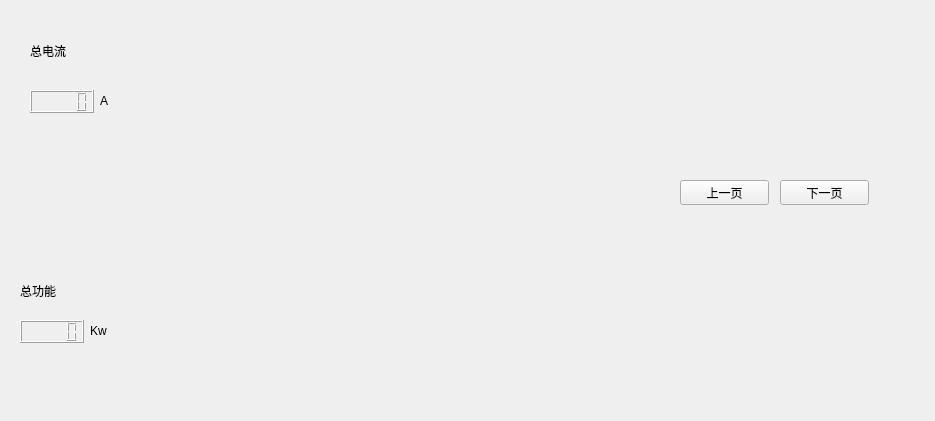
First picture: the form in BusBar-Qt/home/homewid.ui, repository luozhiyong131/BusBar, before the edit.
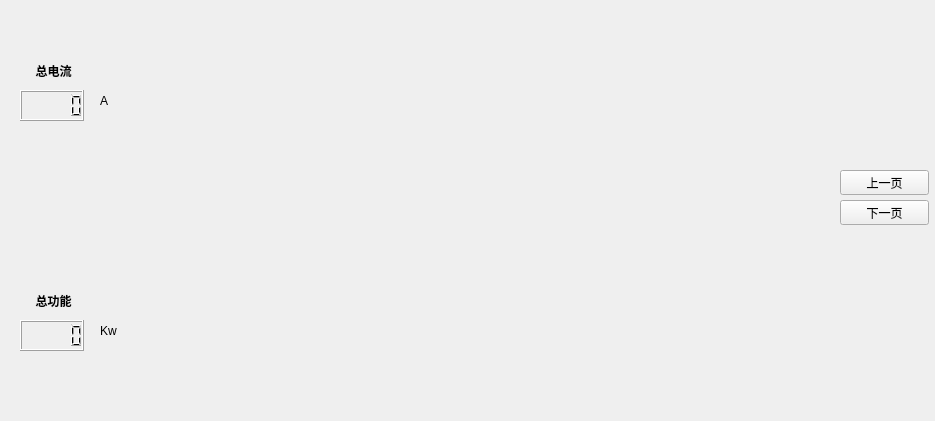
Second picture: the form after the edit. Icons and pictures are not drawn.

Patch:
```diff
--- a/BusBar-Qt/home/homewid.ui
+++ b/BusBar-Qt/home/homewid.ui
@@ -16,10 +16,10 @@
   <widget class="QWidget" name="widget_1" native="true">
    <property name="geometry">
     <rect>
-     <x>150</x>
-     <y>50</y>
-     <width>51</width>
-     <height>60</height>
+     <x>210</x>
+     <y>20</y>
+     <width>85</width>
+     <height>85</height>
     </rect>
    </property>
    <property name="styleSheet">
@@ -29,10 +29,10 @@
   <widget class="QWidget" name="widget_2" native="true">
    <property name="geometry">
     <rect>
-     <x>150</x>
-     <y>280</y>
-     <width>51</width>
-     <height>60</height>
+     <x>210</x>
+     <y>300</y>
+     <width>85</width>
+     <height>85</height>
     </rect>
    </property>
    <property name="styleSheet">
@@ -42,10 +42,10 @@
   <widget class="QWidget" name="widget_3" native="true">
    <property name="geometry">
     <rect>
-     <x>290</x>
-     <y>50</y>
-     <width>51</width>
-     <height>60</height>
+     <x>350</x>
+     <y>20</y>
+     <width>85</width>
+     <height>85</height>
     </rect>
    </property>
    <property name="styleSheet">
@@ -55,10 +55,10 @@
   <widget class="QWidget" name="widget_4" native="true">
    <property name="geometry">
     <rect>
-     <x>290</x>
-     <y>280</y>
-     <width>51</width>
-     <height>60</height>
+     <x>350</x>
+     <y>300</y>
+     <width>85</width>
+     <height>85</height>
     </rect>
    </property>
    <property name="styleSheet">
@@ -68,10 +68,10 @@
   <widget class="QWidget" name="widget_5" native="true">
    <property name="geometry">
     <rect>
-     <x>420</x>
-     <y>50</y>
-     <width>51</width>
-     <height>60</height>
+     <x>510</x>
+     <y>20</y>
+     <width>85</width>
+     <height>85</height>
     </rect>
    </property>
    <property name="styleSheet">
@@ -81,10 +81,10 @@
   <widget class="QWidget" name="widget_6" native="true">
    <property name="geometry">
     <rect>
-     <x>430</x>
-     <y>280</y>
-     <width>51</width>
-     <height>60</height>
+     <x>510</x>
+     <y>300</y>
+     <width>85</width>
+     <height>85</height>
     </rect>
    </property>
    <property name="styleSheet">
@@ -94,10 +94,10 @@
   <widget class="QWidget" name="widget_7" native="true">
    <property name="geometry">
     <rect>
-     <x>580</x>
-     <y>50</y>
-     <width>51</width>
-     <height>60</height>
+     <x>670</x>
+     <y>20</y>
+     <width>85</width>
+     <height>85</height>
     </rect>
    </property>
    <property name="styleSheet">
@@ -107,10 +107,10 @@
   <widget class="QWidget" name="widget_8" native="true">
    <property name="geometry">
     <rect>
-     <x>590</x>
-     <y>280</y>
-     <width>51</width>
-     <height>60</height>
+     <x>670</x>
+     <y>300</y>
+     <width>85</width>
+     <height>85</height>
     </rect>
    </property>
    <property name="styleSheet">
@@ -120,10 +120,10 @@
   <widget class="QWidget" name="widget_9" native="true">
    <property name="geometry">
     <rect>
-     <x>740</x>
-     <y>50</y>
-     <width>51</width>
-     <height>60</height>
+     <x>820</x>
+     <y>20</y>
+     <width>85</width>
+     <height>85</height>
     </rect>
    </property>
    <property name="styleSheet">
@@ -133,10 +133,10 @@
   <widget class="QWidget" name="widget_10" native="true">
    <property name="geometry">
     <rect>
-     <x>760</x>
-     <y>280</y>
-     <width>51</width>
-     <height>60</height>
+     <x>820</x>
+     <y>300</y>
+     <width>85</width>
+     <height>85</height>
     </rect>
    </property>
    <property name="styleSheet">
@@ -146,8 +146,8 @@
   <widget class="QPushButton" name="downBtn">
    <property name="geometry">
     <rect>
-     <x>780</x>
-     <y>180</y>
+     <x>840</x>
+     <y>200</y>
      <width>89</width>
      <height>25</height>
     </rect>
@@ -159,8 +159,8 @@
   <widget class="QPushButton" name="upBtn">
    <property name="geometry">
     <rect>
-     <x>680</x>
-     <y>180</y>
+     <x>840</x>
+     <y>170</y>
      <width>89</width>
      <height>25</height>
     </rect>
@@ -172,38 +172,63 @@
   <widget class="QLabel" name="label">
    <property name="geometry">
     <rect>
-     <x>30</x>
-     <y>40</y>
+     <x>20</x>
+     <y>60</y>
      <width>67</width>
      <height>21</height>
     </rect>
    </property>
+   <property name="font">
+    <font>
+     <weight>75</weight>
+     <bold>true</bold>
+    </font>
+   </property>
    <property name="text">
     <string>总电流</string>
    </property>
+   <property name="alignment">
+    <set>Qt::AlignCenter</set>
+   </property>
   </widget>
   <widget class="QLabel" name="label_2">
    <property name="geometry">
     <rect>
      <x>20</x>
-     <y>280</y>
+     <y>290</y>
      <width>67</width>
      <height>21</height>
     </rect>
    </property>
+   <property name="font">
+    <font>
+     <weight>75</weight>
+     <bold>true</bold>
+    </font>
+   </property>
    <property name="text">
     <string>总功能</string>
    </property>
+   <property name="alignment">
+    <set>Qt::AlignCenter</set>
+   </property>
   </widget>
   <widget class="QLCDNumber" name="curLcd">
    <property name="geometry">
     <rect>
-     <x>30</x>
+     <x>20</x>
      <y>90</y>
      <width>64</width>
-     <height>23</height>
+     <height>31</height>
     </rect>
    </property>
+   <property name="font">
+    <font>
+     <pointsize>12</pointsize>
+     <weight>75</weight>
+     <bold>true</bold>
+    </font>
+   </property>
   </widget>
   <widget class="QLabel" name="label_3">
    <property name="geometry">
@@ -221,7 +246,7 @@
   <widget class="QLabel" name="label_4">
    <property name="geometry">
     <rect>
-     <x>90</x>
+     <x>100</x>
      <y>320</y>
      <width>41</width>
      <height>21</height>
@@ -237,8 +262,27 @@
      <x>20</x>
      <y>320</y>
      <width>64</width>
-     <height>23</height>
+     <height>31</height>
     </rect>
+   </property>
+   <property name="font">
+    <font>
+     <weight>75</weight>
+     <bold>true</bold>
+    </font>
+   </property>
+  </widget>
+  <widget class="QWidget" name="widget" native="true">
+   <property name="geometry">
+    <rect>
+     <x>100</x>
+     <y>110</y>
+     <width>711</width>
+     <height>191</height>
+    </rect>
+   </property>
+   <property name="styleSheet">
+    <string notr="true">border-image: url(:/new/prefix1/image/branchs.png);</string>
    </property>
   </widget>
  </widget>
```
